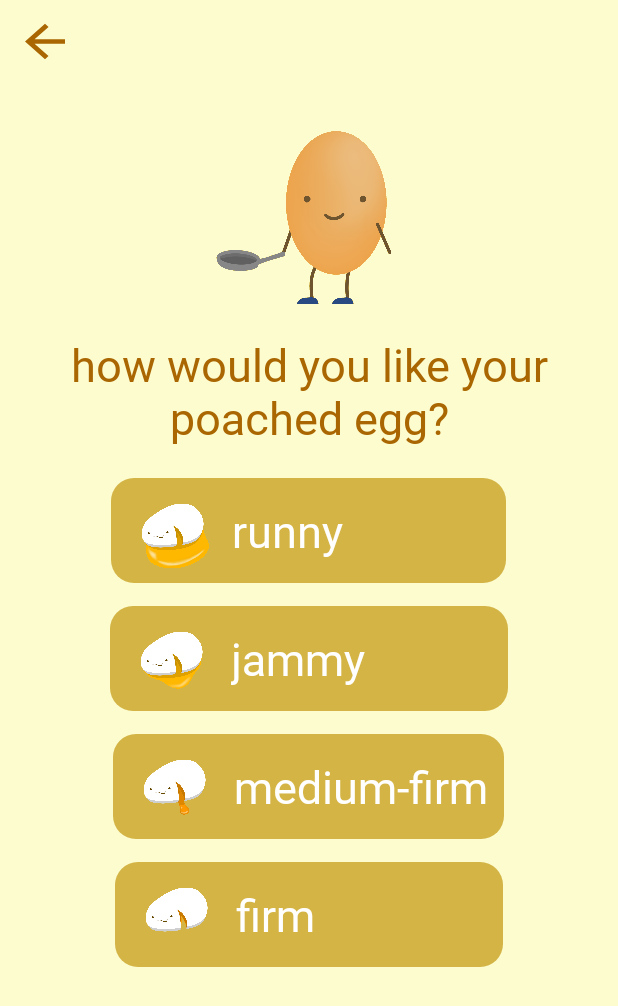
After one commit to jasminejsun/eggcelent, an Android app: the PoachedMenuActivity screen opened directly, with no data from a screen before it, on a phone screen of 412 x 824 dp. The commit adds this screen. Shown: the top 1006 px of the screen. Run offline under Robolectric (Android 15) with nearby library versions, the phone set to English and light mode, and no system bars.

Commit message:
Created new activities

```diff
--- a/app/src/main/AndroidManifest.xml
+++ b/app/src/main/AndroidManifest.xml
@@ -25,6 +25,8 @@
             android:enabled="true"
             android:exported="false" />
 
+        <activity android:name=".SunnySideUpPopupActivity"/>
+        <activity android:name=".PoachedMenuActivity" />
         <activity android:name=".BoiledMenuActivity" />
         <activity android:name=".MainActivity" />
         <activity android:name=".MenuActivity" />
--- /dev/null
+++ b/app/src/main/java/com/example/eggcelent/PoachedMenuActivity.kt
@@ -0,0 +1,49 @@
+package com.example.eggcelent
+
+import android.content.Intent
+import android.os.Bundle
+import android.widget.ImageButton
+import android.widget.LinearLayout
+import androidx.appcompat.app.AppCompatActivity
+
+class PoachedMenuActivity : AppCompatActivity() {
+    override fun onCreate(savedInstanceState: Bundle?) {
+        super.onCreate(savedInstanceState)
+        setContentView(R.layout.activity_poached_popup)
+
+        val backButton: ImageButton = findViewById(R.id.back_button)
+        val poachedOptionOne: LinearLayout = findViewById(R.id.poached_option_one_button)
+        val poachedOptionTwo: LinearLayout = findViewById(R.id.poached_option_two_button)
+        val poachedOptionThree: LinearLayout = findViewById(R.id.poached_option_three_button)
+        val poachedOptionFour: LinearLayout = findViewById(R.id.poached_option_four_button)
+
+        backButton.setOnClickListener {
+            val intent = Intent(this, MenuActivity::class.java)
+            startActivity(intent);
+        }
+
+        poachedOptionOne.setOnClickListener {
+            val intent = Intent(this, MainActivity::class.java)
+            intent.putExtra("INITIAL_SCREEN_ID", 2)
+            startActivity(intent)
+        }
+
+        poachedOptionTwo.setOnClickListener {
+            val intent = Intent(this, MainActivity::class.java)
+            intent.putExtra("cookTime", 8)
+            startActivity(intent)
+        }
+
+        poachedOptionThree.setOnClickListener {
+            val intent = Intent(this, MainActivity::class.java)
+            intent.putExtra("cookTime", 10)
+            startActivity(intent)
+        }
+
+        poachedOptionFour.setOnClickListener {
+            val intent = Intent(this, MainActivity::class.java)
+            intent.putExtra("cookTime", 12)
+            startActivity(intent)
+        }
+    }
+}
--- /dev/null
+++ b/app/src/main/res/layout/activity_poached_popup.xml
@@ -0,0 +1,183 @@
+<?xml version="1.0" encoding="utf-8"?>
+<ScrollView xmlns:android="http://schemas.android.com/apk/res/android"
+    xmlns:app="http://schemas.android.com/apk/res-auto"
+    xmlns:tools="http://schemas.android.com/tools"
+    android:layout_width="match_parent"
+    android:layout_height="match_parent"
+    android:background="@color/pale_yellow"
+    android:fillViewport="true">
+
+    <LinearLayout
+        android:layout_width="match_parent"
+        android:layout_height="wrap_content"
+        android:orientation="vertical">
+
+        <ImageButton
+            android:id="@+id/back_button"
+            android:layout_width="40dp"
+            android:layout_height="35dp"
+            android:layout_margin="10dp"
+            android:background="@drawable/ic_back_arrow"
+            android:backgroundTint="@color/darker_brown" />
+
+        <ImageView
+            android:id="@+id/logo"
+            android:layout_width="144dp"
+            android:layout_height="147dp"
+            android:layout_gravity="center"
+            android:contentDescription="@string/logoDesc"
+            android:cropToPadding="false"
+            android:paddingTop="40dp"
+            android:scaleType="centerCrop"
+            app:srcCompat="@drawable/egg_sitting" />
+
+        <TextView
+            android:id="@+id/poached_prompt_text"
+            android:layout_width="wrap_content"
+            android:layout_height="wrap_content"
+            android:layout_gravity="center"
+            android:layout_margin="20dp"
+            android:fontFamily="@font/gaegu_regular"
+            android:gravity="center"
+            android:text="@string/poached_prompt"
+            android:textAlignment="center"
+            android:textColor="@color/darker_brown"
+            android:textSize="30sp" />
+
+        <LinearLayout
+            android:id="@+id/poached_option_one_button"
+            android:layout_width="wrap_content"
+            android:layout_height="wrap_content"
+            android:layout_gravity="center"
+            android:layout_marginBottom="15dp"
+            android:background="@drawable/layout_button"
+            android:clickable="true"
+            android:orientation="horizontal">
+
+            <ImageView
+                android:id="@+id/poached_option_one_image"
+                android:layout_width="70dp"
+                android:layout_height="70dp"
+                android:layout_gravity="center|start"
+                android:layout_marginLeft="5dp"
+                android:clickable="false"
+                android:src="@drawable/poached_runny" />
+
+            <TextView
+                android:id="@+id/poached_option_one_text"
+                android:layout_width="wrap_content"
+                android:layout_height="wrap_content"
+                android:layout_gravity="center|end"
+                android:layout_margin="5dp"
+                android:clickable="false"
+                android:fontFamily="@font/gaegu_regular"
+                android:paddingEnd="103dp"
+                android:paddingRight="103dp"
+                android:text="@string/poached_option_1"
+                android:textColor="@color/white"
+                android:textSize="30sp" />
+        </LinearLayout>
+
+        <LinearLayout
+            android:id="@+id/poached_option_two_button"
+            android:layout_width="wrap_content"
+            android:layout_height="wrap_content"
+            android:layout_gravity="center"
+            android:layout_marginBottom="15dp"
+            android:background="@drawable/layout_button"
+            android:clickable="true"
+            android:orientation="horizontal">
+
+            <ImageView
+                android:id="@+id/poached_option_two_image"
+                android:layout_width="70dp"
+                android:layout_height="70dp"
+                android:layout_gravity="center|start"
+                android:layout_marginLeft="5dp"
+                android:clickable="false"
+                android:src="@drawable/poached_main" />
+
+            <TextView
+                android:id="@+id/poached_option_two_text"
+                android:layout_width="wrap_content"
+                android:layout_height="wrap_content"
+                android:layout_gravity="center|end"
+                android:layout_margin="5dp"
+                android:clickable="false"
+                android:fontFamily="@font/gaegu_regular"
+                android:paddingEnd="90dp"
+                android:paddingRight="90dp"
+                android:text="@string/poached_option_2"
+                android:textColor="@color/white"
+                android:textSize="30sp" />
+        </LinearLayout>
+
+        <LinearLayout
+            android:id="@+id/poached_option_three_button"
+            android:layout_width="wrap_content"
+            android:layout_height="wrap_content"
+            android:layout_gravity="center"
+            android:layout_marginBottom="15dp"
+            android:background="@drawable/layout_button"
+            android:clickable="true"
+            android:orientation="horizontal">
+
+            <ImageView
+                android:id="@+id/poached_option_three_image"
+                android:layout_width="70dp"
+                android:layout_height="70dp"
+                android:layout_gravity="center|start"
+                android:layout_marginLeft="5dp"
+                android:clickable="false"
+                android:src="@drawable/poached_medium_firm" />
+
+            <TextView
+                android:id="@+id/poached_option_three_text"
+                android:layout_width="wrap_content"
+                android:layout_height="wrap_content"
+                android:layout_gravity="center|end"
+                android:layout_margin="5dp"
+                android:clickable="false"
+                android:fontFamily="@font/gaegu_regular"
+                android:paddingEnd="5dp"
+                android:paddingRight="5dp"
+                android:text="@string/poached_option_3"
+                android:textColor="@color/white"
+                android:textSize="30sp" />
+        </LinearLayout>
+
+        <LinearLayout
+            android:id="@+id/poached_option_four_button"
+            android:layout_width="wrap_content"
+            android:layout_height="wrap_content"
+            android:layout_gravity="center"
+            android:layout_marginBottom="30dp"
+            android:background="@drawable/layout_button"
+            android:clickable="true"
+            android:orientation="horizontal">
+
+            <ImageView
+                android:id="@+id/poached_option_four_image"
+                android:layout_width="70dp"
+                android:layout_height="70dp"
+                android:layout_gravity="center|start"
+                android:layout_marginLeft="5dp"
+                android:clickable="false"
+                android:src="@drawable/poached_firm" />
+
+            <TextView
+                android:id="@+id/poached_option_four_text"
+                android:layout_width="wrap_content"
+                android:layout_height="wrap_content"
+                android:layout_gravity="center|end"
+                android:layout_margin="5dp"
+                android:clickable="false"
+                android:fontFamily="@font/gaegu_regular"
+                android:paddingEnd="120dp"
+                android:paddingRight="120dp"
+                android:text="@string/poached_option_4"
+                android:textColor="@color/white"
+                android:textSize="30sp" />
+        </LinearLayout>
+    </LinearLayout>
+</ScrollView>
--- a/app/src/main/res/values/strings.xml
+++ b/app/src/main/res/values/strings.xml
@@ -25,6 +25,8 @@
     <string name="poached_option_2">jammy</string>
     <string name="poached_option_3">medium-firm</string>
     <string name="poached_option_4">firm</string>
+    <string name="sunny_side_up_option_1">runny</string>
+    <string name="sunny_side_up_option_2">firm</string>
 
 
 
```
Also changed, not shown: app/src/main/java/com/example/eggcelent/BoiledMenuActivity.kt (+24 -4 lines), app/src/main/java/com/example/eggcelent/MainActivity.kt (+23 -6 lines), app/src/main/java/com/example/eggcelent/MenuActivity.kt (+11 -0 lines), app/src/main/java/com/example/eggcelent/SunnySideUpPopupActivity.kt (added, +35 -0 lines), app/src/main/java/com/example/eggcelent/util/PrefUtil.kt (+17 -14 lines), app/src/main/res/layout/activity_sunny_side_up_popup.xml (added, +115 -0 lines).
